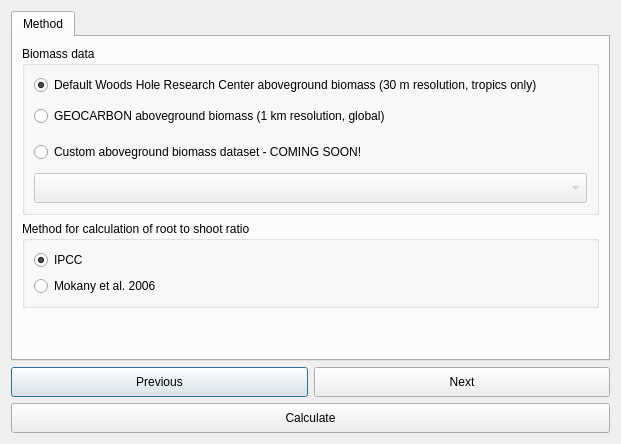
ConservationInternational/trends.earth, file LDMP/gui/DlgCalculateTC.ui: the form before one commit.
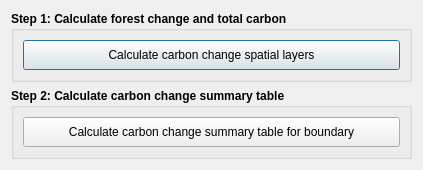
The form after the commit. Custom widgets are drawn as their Qt base class.

Commit message: Moves and renames for clarity, TC summary.

What changed in the file:
```diff
--- a/LDMP/gui/DlgCalculateTC.ui
+++ b/LDMP/gui/DlgCalculateTC.ui
@@ -6,8 +6,8 @@
    <rect>
     <x>0</x>
     <y>0</y>
-    <width>621</width>
-    <height>420</height>
+    <width>423</width>
+    <height>161</height>
    </rect>
   </property>
   <property name="sizePolicy">
@@ -19,90 +19,35 @@
   <property name="windowTitle">
    <string>Calculate Change in Total Carbon</string>
   </property>
-  <layout class="QVBoxLayout" name="verticalLayout">
-   <item>
-    <widget class="QTabWidget" name="TabBox">
-     <property name="sizePolicy">
-      <sizepolicy hsizetype="Minimum" vsizetype="Minimum">
-       <horstretch>0</horstretch>
-       <verstretch>0</verstretch>
-      </sizepolicy>
-     </property>
-     <property name="tabShape">
-      <enum>QTabWidget::Rounded</enum>
-     </property>
-     <property name="currentIndex">
-      <number>0</number>
-     </property>
-     <widget class="QWidget" name="MethodTab">
-      <attribute name="title">
-       <string>Method</string>
-      </attribute>
-      <layout class="QVBoxLayout" name="verticalLayout_4">
+  <layout class="QVBoxLayout" name="verticalLayout_2">
        <item>
         <widget class="QGroupBox" name="groupBox">
+     <property name="font">
+      <font>
+       <weight>75</weight>
+       <bold>true</bold>
+      </font>
+     </property>
          <property name="title">
-          <string>Biomass data</string>
+      <string>Step 1: Calculate forest change and total carbon</string>
          </property>
          <layout class="QVBoxLayout" name="verticalLayout_3">
           <item>
-           <widget class="QRadioButton" name="radioButton_carbon_woods_hole">
-            <property name="text">
-             <string>Default Woods Hole Research Center aboveground biomass (30 m resolution, tropics only)</string>
-            </property>
-            <property name="checked">
-             <bool>true</bool>
-            </property>
-           </widget>
-          </item>
-          <item>
-           <widget class="QRadioButton" name="radioButton_carbon_geocarbon">
+       <widget class="QPushButton" name="btn_calculate_carbon_change">
             <property name="minimumSize">
              <size>
               <width>0</width>
               <height>30</height>
              </size>
             </property>
-            <property name="text">
-             <string>GEOCARBON aboveground biomass (1 km resolution, global)</string>
-            </property>
-            <property name="checked">
-             <bool>false</bool>
-            </property>
-           </widget>
-          </item>
-          <item>
-           <widget class="QRadioButton" name="radioButton_carbon_custom">
-            <property name="minimumSize">
-             <size>
-              <width>0</width>
-              <height>30</height>
-             </size>
-            </property>
+        <property name="font">
+         <font>
+          <weight>50</weight>
+          <bold>false</bold>
+         </font>
+        </property>
             <property name="text">
-             <string>Custom aboveground biomass dataset - COMING SOON!</string>
-            </property>
-           </widget>
-          </item>
-          <item>
-           <widget class="WidgetDataIOSelectTELayerExisting" name="combo_layer_traj">
-            <property name="enabled">
-             <bool>false</bool>
-            </property>
-            <property name="sizePolicy">
-             <sizepolicy hsizetype="Expanding" vsizetype="Fixed">
-              <horstretch>0</horstretch>
-              <verstretch>0</verstretch>
-             </sizepolicy>
-            </property>
-            <property name="minimumSize">
-             <size>
-              <width>0</width>
-              <height>30</height>
-             </size>
-            </property>
-            <property name="layer_type" stdset="0">
-             <string notr="true">Productivity trajectory (significance)</string>
+         <string>Calculate carbon change spatial layers</string>
             </property>
            </widget>
           </item>
@@ -110,109 +55,41 @@
         </widget>
        </item>
        <item>
-        <widget class="QGroupBox" name="groupBox_2">
+    <widget class="QGroupBox" name="groupBox_4">
+     <property name="font">
+      <font>
+       <weight>75</weight>
+       <bold>true</bold>
+      </font>
+     </property>
          <property name="title">
-          <string>Method for calculation of root to shoot ratio</string>
-         </property>
-         <layout class="QVBoxLayout" name="verticalLayout_2">
+      <string>Step 2: Calculate carbon change summary table</string>
+     </property>
+     <layout class="QVBoxLayout" name="verticalLayout">
           <item>
-           <widget class="QRadioButton" name="radioButton_rootshoot_ipcc">
-            <property name="enabled">
-             <bool>true</bool>
-            </property>
-            <property name="text">
-             <string>IPCC</string>
-            </property>
-            <property name="checked">
-             <bool>true</bool>
-            </property>
-           </widget>
-          </item>
-          <item>
-           <widget class="QRadioButton" name="radioButton_rootshoot_mokany">
-            <property name="text">
-             <string>Mokany et al. 2006</string>
-            </property>
-           </widget>
-          </item>
-         </layout>
-        </widget>
-       </item>
-       <item>
-        <spacer name="verticalSpacer_2">
-         <property name="orientation">
-          <enum>Qt::Vertical</enum>
-         </property>
-         <property name="sizeHint" stdset="0">
-          <size>
-           <width>20</width>
-           <height>40</height>
-          </size>
-         </property>
-        </spacer>
-       </item>
-      </layout>
-     </widget>
-    </widget>
-   </item>
-   <item>
-    <layout class="QGridLayout" name="gridLayout_3">
-     <item row="1" column="0">
-      <widget class="QPushButton" name="button_prev">
+       <widget class="QPushButton" name="btn_summary_single_polygon">
        <property name="minimumSize">
         <size>
          <width>0</width>
          <height>30</height>
         </size>
        </property>
-       <property name="text">
-        <string>Previous</string>
-       </property>
-      </widget>
-     </item>
-     <item row="2" column="0" colspan="2">
-      <widget class="QPushButton" name="button_calculate">
-       <property name="minimumSize">
-        <size>
-         <width>0</width>
-         <height>30</height>
-        </size>
-       </property>
+        <property name="font">
+         <font>
+          <weight>50</weight>
+          <bold>false</bold>
+         </font>
+        </property>
        <property name="text">
-        <string>Calculate</string>
+         <string>Calculate carbon change summary table for boundary</string>
        </property>
       </widget>
      </item>
-     <item row="1" column="1">
-      <widget class="QPushButton" name="button_next">
-       <property name="minimumSize">
-        <size>
-         <width>0</width>
-         <height>30</height>
-        </size>
-       </property>
-       <property name="text">
-        <string>Next</string>
-       </property>
+     </layout>
       </widget>
      </item>
     </layout>
-   </item>
-  </layout>
  </widget>
- <customwidgets>
-  <customwidget>
-   <class>WidgetDataIOSelectTELayerExisting</class>
-   <extends>QComboBox</extends>
-   <header>LDMP/data_io</header>
-  </customwidget>
- </customwidgets>
- <tabstops>
-  <tabstop>TabBox</tabstop>
-  <tabstop>button_prev</tabstop>
-  <tabstop>button_next</tabstop>
-  <tabstop>button_calculate</tabstop>
- </tabstops>
  <resources/>
  <connections/>
 </ui>
```
Left out of the diff: 5 changed lines with no effect on the pictures. Lines whose indentation alone changed are shown as unchanged. The commit also changes 10 other files.
